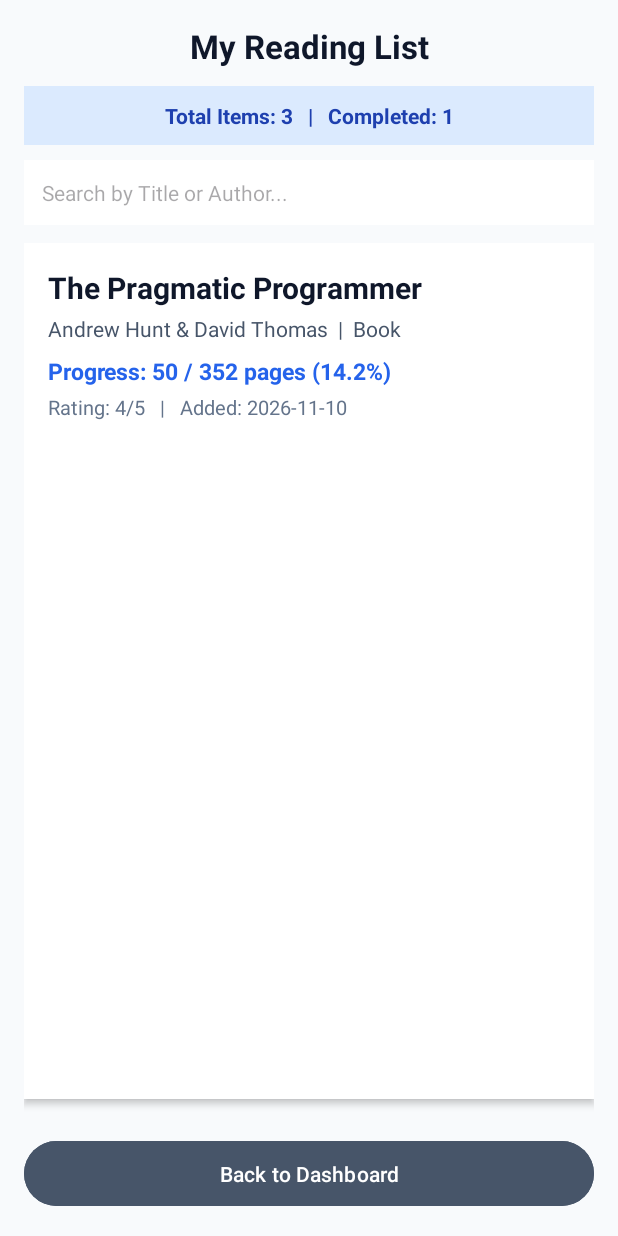
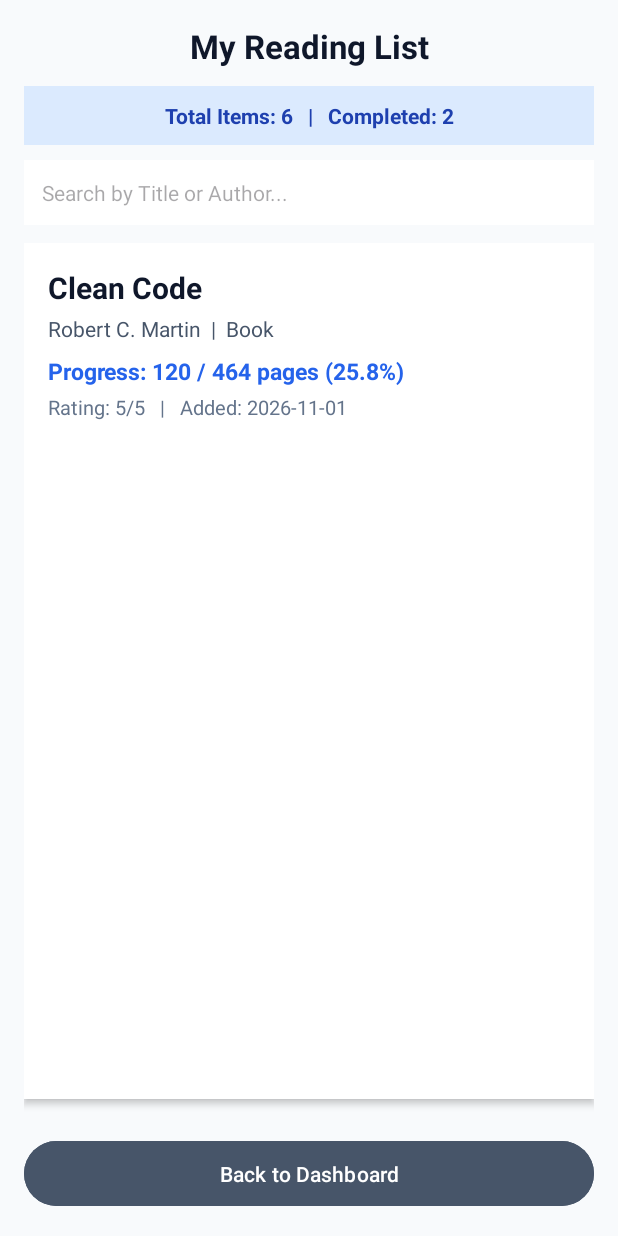
Before and after one commit to Chamuditha20/bookapp, an Android app: the ViewBooksActivity screen opened directly, with no data from a screen before it, on a phone screen of 412 x 824 dp. Run offline under Robolectric (Android 15) with nearby library versions, the phone set to English and light mode, and no system bars.

Commit message:
feat: add Google Drive books to pre-loaded database in DBHelper"

```diff
--- a/app/src/main/java/com/example/myapp/DBHelper.java
+++ b/app/src/main/java/com/example/myapp/DBHelper.java
@@ -10,7 +10,7 @@ public class DBHelper extends SQLiteOpenHelper {
 
 
     private static final String DATABASE_NAME = "ReadTrack.db";
-    private static final int DATABASE_VERSION = 3;
+    private static final int DATABASE_VERSION = 4;
 
     public DBHelper(Context context) {
         super(context, DATABASE_NAME, null, DATABASE_VERSION);
@@ -33,11 +33,33 @@ public class DBHelper extends SQLiteOpenHelper {
                 "addedDate TEXT)");
 
 
+        String driveFolderUrl = "https://drive.google.com/drive/folders/1-Emz9XOdwwZ4lI83yZVoHg60qXJSpDUs?usp=sharing";
+
+
         sqLiteDatabase.execSQL("INSERT INTO books (title, author, category, content, pdfUrl, totalPages, readPages, progress, rating, addedDate) VALUES (" +
-                "'Clean Code', 'Robert C. Martin', 'Book', " +
-                "'A handbook of agile software craftsmanship. Focuses on writing readable, maintainable, and efficient code.', " +
-                "'https://github.com/jnguyen095/clean-code/raw/master/Clean.Code.A.Handbook.of.Agile.Software.Craftsmanship.pdf', " +
-                "464, 120, 25.8, 5, '2026-11-01')");
+                "'A Very Busy Day!', 'Chisanga Mukuka', 'Book', " +
+                "'A story about a busy trip to town with Mama, seeing tall buildings, shops, and choosing a special gift.', " +
+                "'" + driveFolderUrl + "', " +
+                "20, 10, 50.0, 5, '2026-11-15')");
+
+        sqLiteDatabase.execSQL("INSERT INTO books (title, author, category, content, pdfUrl, totalPages, readPages, progress, rating, addedDate) VALUES (" +
+                "'Auntie Boi’s Gift', 'Baeletsi Tsatsi', 'Book', " +
+                "'Kopano and Rea travel to the big post office in town to collect a special surprise gift sent by Auntie Boi.', " +
+                "'" + driveFolderUrl + "', " +
+                "24, 24, 100.0, 5, '2026-11-15')");
+
+        sqLiteDatabase.execSQL("INSERT INTO books (title, author, category, content, pdfUrl, totalPages, readPages, progress, rating, addedDate) VALUES (" +
+                "'Mama Antelope’s House', 'Florenca Marundu', 'Book', " +
+                "'Hare plays a trick by locking himself inside Mama Antelope’s house, and all the animals try to open the door.', " +
+                "'" + driveFolderUrl + "', " +
+                "22, 5, 22.7, 4, '2026-11-15')");
+
+        sqLiteDatabase.execSQL("INSERT INTO books (title, author, category, content, pdfUrl, totalPages, readPages, progress, rating, addedDate) VALUES (" +
+                "'Teju’s Shadow', 'Sope Martins', 'Book', " +
+                "'Teju learns that his shadow is not scary at all and makes fun shadow puppets with Mum before bedtime.', " +
+                "'" + driveFolderUrl + "', " +
+                "20, 0, 0.0, 5, '2026-11-15')");
+
 
         sqLiteDatabase.execSQL("INSERT INTO books (title, author, category, content, pdfUrl, totalPages, readPages, progress, rating, addedDate) VALUES (" +
                 "'Attention Is All You Need', 'Ashish Vaswani et al.', 'Research Article', " +
@@ -46,15 +68,14 @@ public class DBHelper extends SQLiteOpenHelper {
                 "15, 15, 100.0, 5, '2026-11-05')");
 
         sqLiteDatabase.execSQL("INSERT INTO books (title, author, category, content, pdfUrl, totalPages, readPages, progress, rating, addedDate) VALUES (" +
-                "'The Pragmatic Programmer', 'Andrew Hunt & David Thomas', 'Book', " +
-                "'Your journey to mastery. Covers core software engineering best practices, debugging, and career advice.', " +
-                "'https://www.cin.ufpe.br/~cavmj/104The%20Pragmatic%20Programmer,%20From%20Journeyman%20To%20Master%20-%20Andrew%20Hunt,%20David%20Thomas%20-%20Addison%20Wesley%20-%201999.pdf', " +
-                "352, 50, 14.2, 4, '2026-11-10')");
+                "'Clean Code', 'Robert C. Martin', 'Book', " +
+                "'A handbook of agile software craftsmanship. Focuses on writing readable, maintainable, and efficient code.', " +
+                "'https://github.com/jnguyen095/clean-code/raw/master/Clean.Code.A.Handbook.of.Agile.Software.Craftsmanship.pdf', " +
+                "464, 120, 25.8, 5, '2026-11-01')");
     }
 
     @Override
     public void onUpgrade(SQLiteDatabase sqLiteDatabase, int oldVersion, int newVersion) {
-
         sqLiteDatabase.execSQL("DROP TABLE IF EXISTS books");
         onCreate(sqLiteDatabase);
     }
@@ -76,14 +97,13 @@ public class DBHelper extends SQLiteOpenHelper {
         values.put("addedDate", addedDate);
 
         long result = db.insert("books", null, values);
-        return result != -1; //
+        return result != -1;
     }
 
 
     public Cursor getAllBooks() {
         SQLiteDatabase db = this.getReadableDatabase();
-        Cursor cursor = db.rawQuery("SELECT * FROM books ORDER BY id DESC", null);
-        return cursor;
+        return db.rawQuery("SELECT * FROM books ORDER BY id DESC", null);
     }
 
 
--- a/app/src/main/res/layout/activity_update_delete.xml
+++ b/app/src/main/res/layout/activity_update_delete.xml
@@ -10,7 +10,7 @@
         android:layout_height="wrap_content"
         android:orientation="vertical">
 
-        <!-- පිටුවේ මාතෘකාව -->
+
         <TextView
             android:layout_width="match_parent"
             android:layout_height="wrap_content"
@@ -21,7 +21,7 @@
             android:gravity="center"
             android:layout_marginBottom="16dp" />
 
-        <!-- PDF එක Download / Open කරගන්නා Button එක -->
+
         <Button
             android:id="@+id/btnOpenPdf"
             android:layout_width="match_parent"
@@ -205,7 +205,7 @@
             android:background="#FFFFFF"
             android:layout_marginBottom="20dp" />
 
-        <!-- 9. Action Buttons (Update, Delete, Back) - Lab 9 Page 13 -->
+
         <Button
             android:id="@+id/btnUpdate"
             android:layout_width="match_parent"
```
Also changed, not shown: app/src/main/res/layout/activity_view_books.xml (+5 -5 lines).
